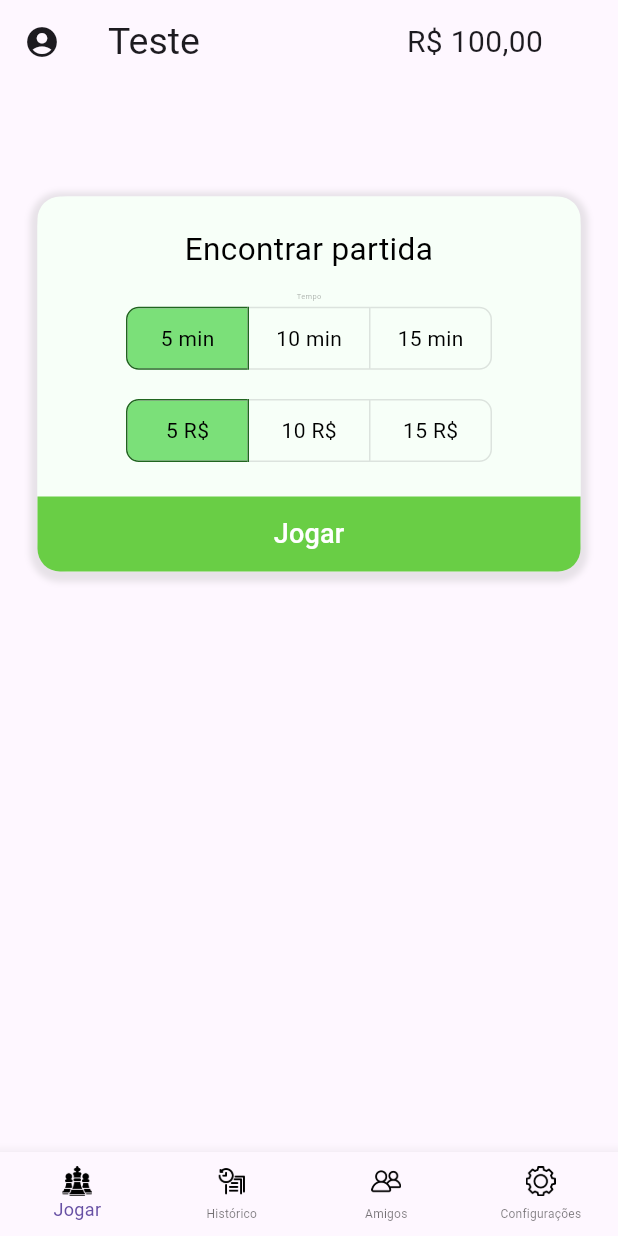
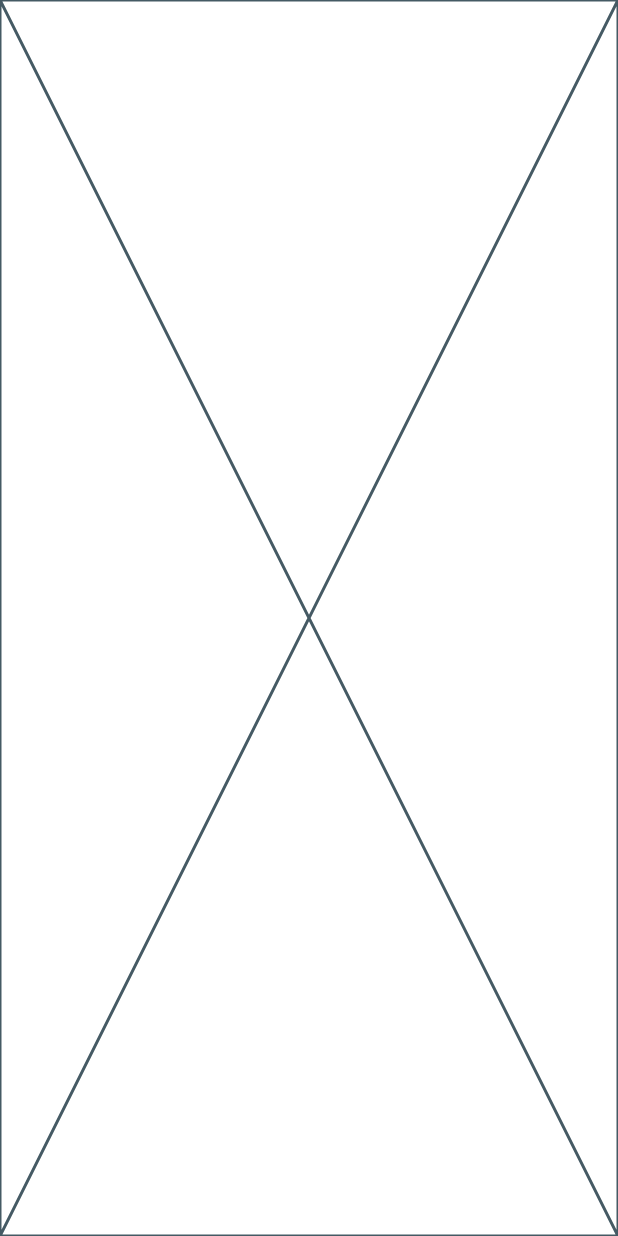
Before and after one commit to BrenoSLima/chesstip, a Flutter app: the screen it shows after launch, after a tap on the "account circle" icon, on a phone screen of 412 x 824 dp. Run offline on Flutter 3.47's test engine with Material 3 defaults, Android fonts, the phone set to English and light mode, and no system bars; Roboto replaces fonts that are missing (Gothic A1).

Commit message:
creating friends screen and refactoring code

```diff
--- a/lib/components/history_component.dart
+++ b/lib/components/history_component.dart
@@ -43,7 +43,7 @@ class HistoryComponent extends StatelessWidget {
               width: 10,
               decoration: BoxDecoration(
                   color: cardColor,
-                  borderRadius: BorderRadius.only(
+                  borderRadius: const BorderRadius.only(
                       topLeft: Radius.circular(5),
                       bottomLeft: Radius.circular(5))),
             ),
@@ -64,15 +64,15 @@ class HistoryComponent extends StatelessWidget {
                           ),
                           Text(
                             "vs: ${getWinnerName(match)}",
-                            style: TextStyle(
+                            style: const TextStyle(
                               color: Colors.black38,
                             ),
                           ),
                         ],
                       ),
                     ),
-                    Text("${signal} ${real.format(match.value)}"),
-                    Text("16:19")
+                    Text("$signal ${real.format(match.value)}"),
+                    const Text("16:19")
                   ],
                 ),
               ),
--- a/lib/components/navigation_bar.dart
+++ b/lib/components/navigation_bar.dart
@@ -4,6 +4,7 @@ import 'package:chesstip/screens/friends_screen.dart';
 import 'package:chesstip/screens/history_screen.dart';
 import 'package:chesstip/screens/play_screen.dart';
 import 'package:chesstip/screens/settings_screen.dart';
+import 'package:chesstip/screens/user_detail_screen.dart';
 import 'package:flutter/material.dart';
 import 'package:intl/intl.dart';
 
@@ -24,9 +25,14 @@ class _BottomNavigationState extends State<BottomNavigation> {
   final screens = [
     const PlayScreen(),
     const HistoryScreen(),
-    FriendsScreen(),
+    const FriendsScreen(),
     const SettingsScreen(),
   ];
+
+  userDetail(User user) {
+    Navigator.push(context,
+        MaterialPageRoute(builder: (_) => UserDetailScreen(user: user)));
+  }
 
   bottomNavigation() {
     return BottomNavigationBar(
@@ -35,6 +41,8 @@ class _BottomNavigationState extends State<BottomNavigation> {
       onTap: (value) => setState(() => currentIndex = value),
       selectedFontSize: selectedFontSize,
       unselectedFontSize: unselectedFontSize,
+      showUnselectedLabels: false,
+      selectedItemColor: Colors.green,
       items: [
         BottomNavigationBarItem(
             icon: SizedBox(
@@ -46,27 +54,38 @@ class _BottomNavigationState extends State<BottomNavigation> {
             activeIcon: SizedBox(
                 width: iconSize,
                 child: Image.asset(
+                  color: Colors.green,
                   "assets/icons/chess-black.png",
                 )),
             label: "Jogar"),
         BottomNavigationBarItem(
             icon: SizedBox(
               width: iconSize,
-              child: Image.asset("assets/icons/historical-white.png"),
+              child: Image.asset(
+                "assets/icons/historical-white.png",
+              ),
             ),
             activeIcon: SizedBox(
               width: iconSize,
-              child: Image.asset("assets/icons/historical-black.png"),
+              child: Image.asset(
+                color: Colors.green,
+                "assets/icons/historical-black.png",
+              ),
             ),
             label: "Histórico"),
         BottomNavigationBarItem(
             icon: SizedBox(
               width: iconSize,
-              child: Image.asset("assets/icons/friends-white.png"),
+              child: Image.asset(
+                "assets/icons/friends-white.png",
+              ),
             ),
             activeIcon: SizedBox(
               width: iconSize,
-              child: Image.asset("assets/icons/friends-black.png"),
+              child: Image.asset(
+                color: Colors.green,
+                "assets/icons/friends-black.png",
+              ),
             ),
             label: "Amigos"),
         BottomNavigationBarItem(
@@ -76,7 +95,10 @@ class _BottomNavigationState extends State<BottomNavigation> {
             ),
             activeIcon: SizedBox(
               width: iconSize,
-              child: Image.asset("assets/icons/gear-black.png"),
+              child: Image.asset(
+                color: Colors.green,
+                "assets/icons/gear-black.png",
+              ),
             ),
             label: "Configurações")
       ],
@@ -88,7 +110,7 @@ class _BottomNavigationState extends State<BottomNavigation> {
       leading: Padding(
         padding: EdgeInsets.zero,
         child: IconButton(
-          onPressed: () {},
+          onPressed: () => userDetail(user),
           icon: const Icon(Icons.account_circle),
         ),
       ),
@@ -96,7 +118,7 @@ class _BottomNavigationState extends State<BottomNavigation> {
         padding: const EdgeInsets.only(right: 1),
         child: Text(
           user.name,
-          style: TextStyle(fontSize: 25),
+          style: const TextStyle(fontSize: 25),
         ),
       ),
       actions: [
@@ -104,7 +126,7 @@ class _BottomNavigationState extends State<BottomNavigation> {
           padding: const EdgeInsets.only(right: 50),
           child: Text(
             real.format(user.balance),
-            style: TextStyle(fontSize: 20),
+            style: const TextStyle(fontSize: 20),
           ),
         )
       ],
--- a/lib/components/play_component.dart
+++ b/lib/components/play_component.dart
@@ -68,12 +68,10 @@ class _PlayComponentState extends State<PlayComponent> {
                       ),
                       Column(
                         children: [
-                          Text(
+                          const Text(
                             "Tempo",
-                            style: TextStyle(
-                              fontSize: 5,
-                              color: Colors.black38
-                            ),
+                            style:
+                                TextStyle(fontSize: 5, color: Colors.black38),
                           ),
                           ToggleButtons(
                             direction: Axis.horizontal,
--- a/lib/main.dart
+++ b/lib/main.dart
@@ -11,7 +11,7 @@ class MyApp extends StatelessWidget {
   // This widget is the root of your application.
   @override
   Widget build(BuildContext context) {
-    return MaterialApp(
+    return const MaterialApp(
       debugShowCheckedModeBanner: false,
       home: BottomNavigation(),
     );
--- a/lib/models/user.dart
+++ b/lib/models/user.dart
@@ -1,9 +1,8 @@
-import 'dart:js_interop';
-
 class User {
   int id;
   String name;
   double balance;
+  String avatar = "assets/images/default-avatar.png";
   User({
     required this.id,
     required this.name,
--- a/lib/screens/friends_screen.dart
+++ b/lib/screens/friends_screen.dart
@@ -1,17 +1,46 @@
+import 'package:chesstip/models/user.dart';
 import 'package:chesstip/repositories/user_repository.dart';
+import 'package:chesstip/screens/user_detail_screen.dart';
 import 'package:flutter/material.dart';
 
-class FriendsScreen extends StatelessWidget {
+class FriendsScreen extends StatefulWidget {
+  const FriendsScreen({super.key});
+
+  @override
+  State<FriendsScreen> createState() => _FriendsScreenState();
+}
+
+class _FriendsScreenState extends State<FriendsScreen> {
   final friends = UserRepository.friends;
-  FriendsScreen({super.key});
+
+  friendDetail(User friend) {
+    Navigator.push(context,
+        MaterialPageRoute(builder: (_) => UserDetailScreen(user: friend)));
+  }
 
   @override
   Widget build(BuildContext context) {
     return Scaffold(
-      appBar: AppBar(
-          title: Center(
-        child: const Text("Amigos"),
-      )),
+      body: ListView.builder(
+        itemBuilder: ((context, index) {
+          return ListTile(
+            shape: const RoundedRectangleBorder(
+                borderRadius: BorderRadius.all(Radius.circular(12))),
+            leading: SizedBox(
+              width: 40,
+              child: Image.asset(friends[index].avatar),
+            ),
+            title: Text(
+              friends[index].name,
+              style: const TextStyle(fontSize: 17, fontWeight: FontWeight.w500),
+            ),
+            trailing: const Icon(Icons.keyboard_arrow_right),
+            selectedTileColor: Colors.indigo[50],
+            onTap: () => friendDetail(friends[index]),
+          );
+        }),
+        itemCount: friends.length,
+      ),
     );
   }
 }
--- a/lib/screens/history_screen.dart
+++ b/lib/screens/history_screen.dart
@@ -20,15 +20,13 @@ class _HistoryScreenState extends State<HistoryScreen> {
   @override
   Widget build(BuildContext context) {
     return Scaffold(
-      appBar: AppBar(
-        title: const Center(child: Text("Histórico de partidas")),
-      ),
       body: ListView.builder(
         itemBuilder: ((context, index) {
-          if (winMatch(matches[index]))
+          if (winMatch(matches[index])) {
             return WinHistoryComponent(match: matches[index]);
-          else
+          } else {
             return DefeatHistoryComponent(match: matches[index]);
+          }
         }),
         itemCount: matches.length,
       ),
--- a/lib/screens/play_screen.dart
+++ b/lib/screens/play_screen.dart
@@ -12,7 +12,7 @@ class PlayScreen extends StatefulWidget {
 class _PlayScreenState extends State<PlayScreen> {
   @override
   Widget build(BuildContext context) {
-    return Scaffold(
+    return const Scaffold(
       body: Column(
         children: [
           SizedBox(
--- /dev/null
+++ b/lib/screens/user_detail_screen.dart
@@ -0,0 +1,12 @@
+import 'package:chesstip/models/user.dart';
+import 'package:flutter/material.dart';
+
+class UserDetailScreen extends StatelessWidget {
+  User user;
+  UserDetailScreen({super.key, required this.user});
+
+  @override
+  Widget build(BuildContext context) {
+    return const Placeholder();
+  }
+}
```
Also changed, not shown: assets/images/default-avatar.png (added).
